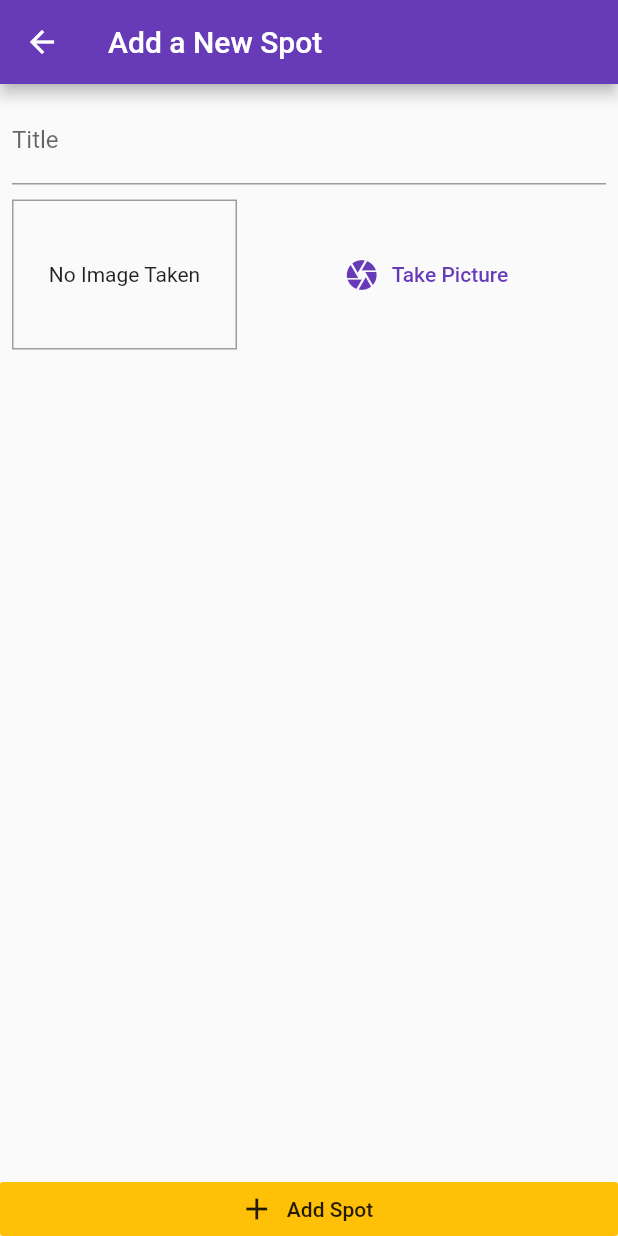
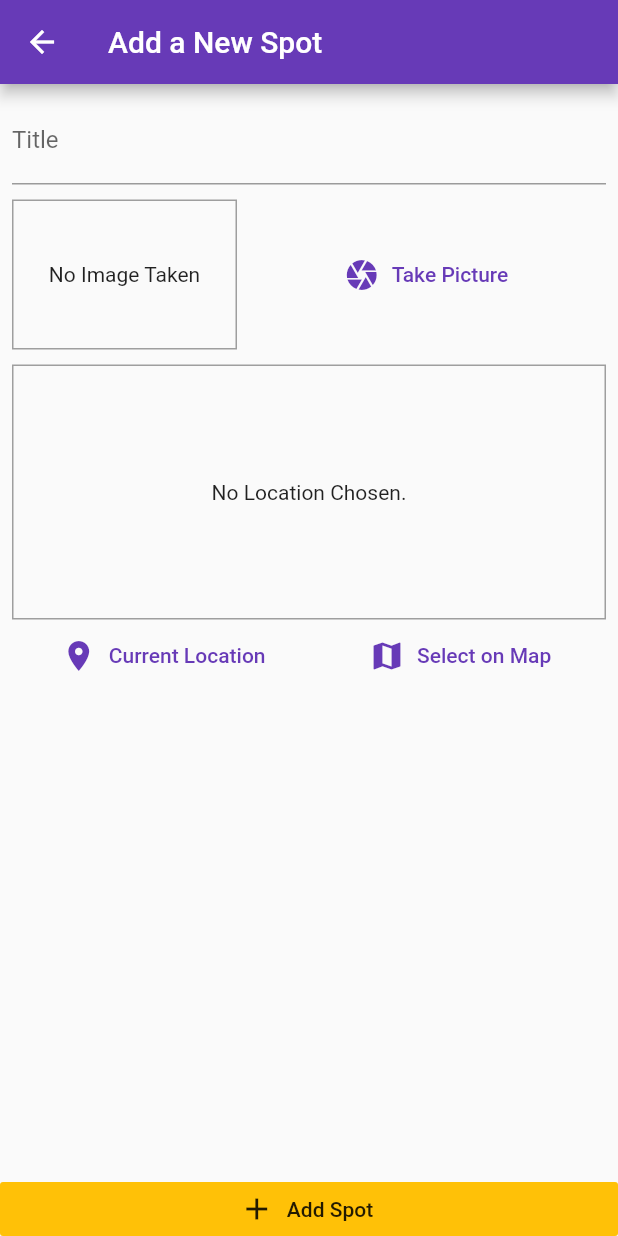
Before and after one commit to harshthakur066/spot-app, a Flutter app: the AddPlaceScreen screen opened by its route, on a phone screen of 412 x 824 dp. Run offline on Flutter 3.47's test engine with Material 2 defaults, Android fonts, the phone set to English and light mode, and no system bars; our stand-ins replace image_picker, sqflite; accounts and stored records are empty.

Commit message:
added pick loaction ui

```diff
--- a/lib/screens/add_place_screen.dart
+++ b/lib/screens/add_place_screen.dart
@@ -1,10 +1,12 @@
 import 'dart:io';
 
 import 'package:flutter/material.dart';
+
 import 'package:provider/provider.dart';
 
 import '../providers/great_places.dart';
 import '../widgets/image_input.dart';
+import '../widgets/location_input.dart';
 
 class AddPlaceScreen extends StatefulWidget {
   static const routeName = '/add-place';
@@ -52,6 +54,8 @@ class _AddPlaceScreenState extends State<AddPlaceScreen> {
                   ),
                   SizedBox(height: 10),
                   ImageInput(_selectImage),
+                  SizedBox(height: 10),
+                  LocationInput(),
                 ],
               ),
             ),
--- /dev/null
+++ b/lib/widgets/location_input.dart
@@ -0,0 +1,53 @@
+import 'package:flutter/material.dart';
+
+class LocationInput extends StatefulWidget {
+  @override
+  _LocationInputState createState() => _LocationInputState();
+}
+
+class _LocationInputState extends State<LocationInput> {
+  String _previewImageUrl;
+
+  @override
+  Widget build(BuildContext context) {
+    return Column(
+      children: [
+        Container(
+          height: 170,
+          width: double.infinity,
+          alignment: Alignment.center,
+          decoration: BoxDecoration(
+            border: Border.all(width: 1, color: Colors.grey),
+          ),
+          child: _previewImageUrl == null
+              ? Text(
+                  'No Location Chosen.',
+                  textAlign: TextAlign.center,
+                )
+              : Image.network(
+                  _previewImageUrl,
+                  fit: BoxFit.cover,
+                  width: double.infinity,
+                ),
+        ),
+        Row(
+          mainAxisAlignment: MainAxisAlignment.spaceAround,
+          children: [
+            FlatButton.icon(
+              onPressed: () {},
+              icon: Icon(Icons.location_on),
+              label: Text('Current Location'),
+              textColor: Theme.of(context).primaryColor,
+            ),
+            FlatButton.icon(
+              onPressed: () {},
+              icon: Icon(Icons.map),
+              label: Text('Select on Map'),
+              textColor: Theme.of(context).primaryColor,
+            ),
+          ],
+        ),
+      ],
+    );
+  }
+}
--- a/pubspec.yaml
+++ b/pubspec.yaml
@@ -28,6 +28,7 @@ dependencies:
   path_provider: ^1.6.14
   path: ^1.7.0
   sqflite: ^1.3.1
+  location: ^3.0.2
 
   # The following adds the Cupertino Icons font to your application.
   # Use with the CupertinoIcons class for iOS style icons.
```
Also changed, not shown: pubspec.lock.
